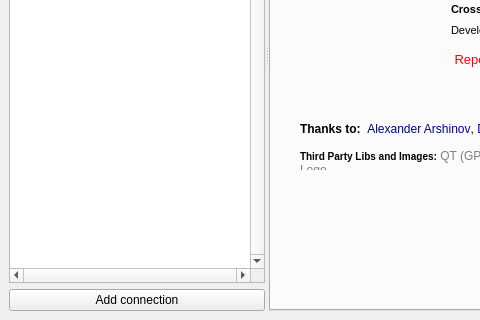
RedisInsight/RedisDesktopManager, file redis-desktop-manager/forms/demo.ui: the form before one commit; both pictures show x 0 to 480 and y 211 to 531 of the 846 by 531 pixel window.
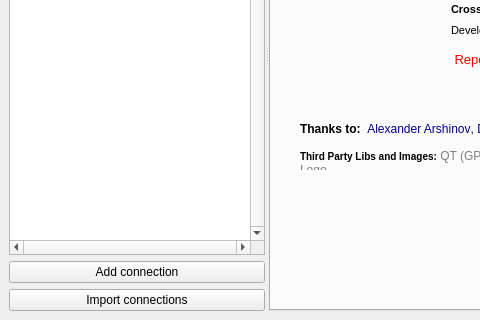
The form after the commit. Icons and pictures are not drawn.

Commit message: Implemented connections import

Diff of the .ui file:
```diff
--- a/redis-desktop-manager/forms/demo.ui
+++ b/redis-desktop-manager/forms/demo.ui
@@ -128,6 +128,17 @@
           </property>
          </widget>
         </item>
+        <item>
+         <widget class="QPushButton" name="pbImportConnections">
+          <property name="text">
+           <string>Import connections</string>
+          </property>
+          <property name="icon">
+           <iconset resource="../Resources/demo.qrc">
+            <normaloff>:/images/import.png</normaloff>:/images/import.png</iconset>
+          </property>
+         </widget>
+        </item>
        </layout>
       </widget>
       <widget class="QTabWidget" name="tabWidget">
```
Left out of the diff: 4 changed lines with no effect on the pictures. The commit also changes 7 other files.
